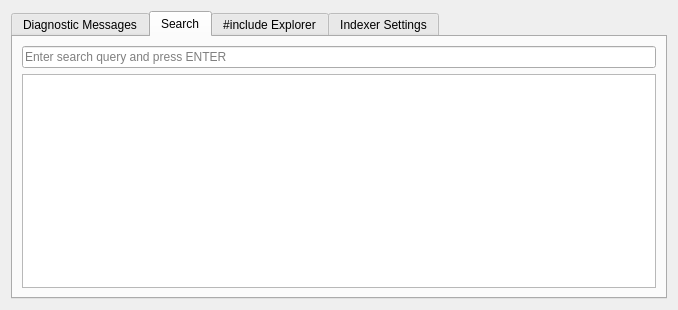
This is src/plugin_tool_view.ui in zaufi/kate-cpp-helper-plugin as Qt 5 draws it before an edit. The edited form follows.
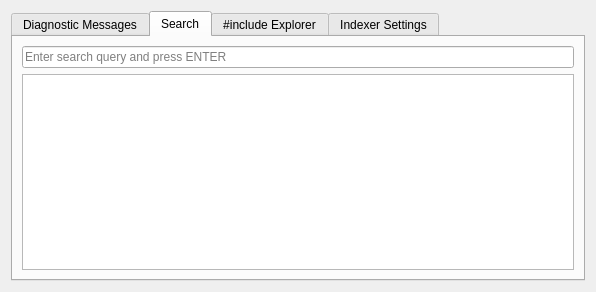
This is the edited form. The open tabs and pages were chosen to show the change. Custom widgets are drawn as their Qt base class.

The edit to the form file:
```diff
--- a/src/plugin_tool_view.ui
+++ b/src/plugin_tool_view.ui
@@ -2,6 +2,14 @@
 <ui version="4.0">
  <class>PluginToolViewWidget</class>
  <widget class="QWidget" name="PluginToolViewWidget">
+  <property name="geometry">
+   <rect>
+    <x>0</x>
+    <y>0</y>
+    <width>596</width>
+    <height>292</height>
+   </rect>
+  </property>
   <property name="windowTitle">
    <string>C++ Helper ToolView</string>
   </property>
@@ -76,6 +84,12 @@
          <property name="showGrid">
           <bool>false</bool>
          </property>
+         <property name="sortingEnabled">
+          <bool>true</bool>
+         </property>
+         <attribute name="horizontalHeaderVisible">
+          <bool>false</bool>
+         </attribute>
          <attribute name="horizontalHeaderStretchLastSection">
           <bool>true</bool>
          </attribute>
```
Left out of the diff: 2 changed lines with no effect on the pictures.
